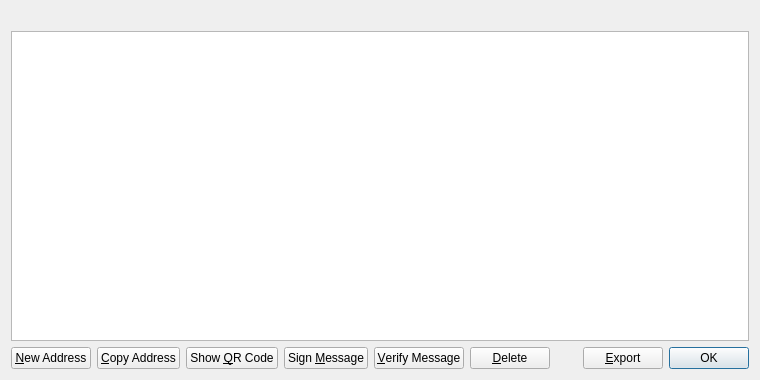
Old version of the form src/qt/forms/addressbookpage.ui in the repository bitspill/ieccoin.
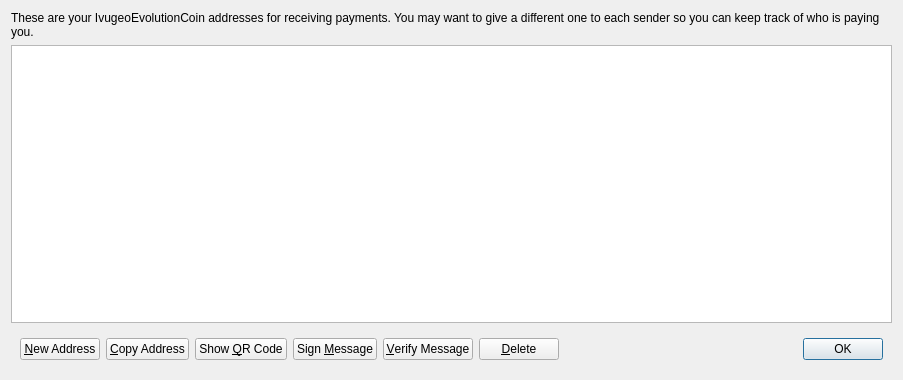
New version of the form. Icons and pictures are not drawn.

```diff
--- a/src/qt/forms/addressbookpage.ui
+++ b/src/qt/forms/addressbookpage.ui
@@ -6,7 +6,7 @@
    <rect>
     <x>0</x>
     <y>0</y>
-    <width>760</width>
+    <width>903</width>
     <height>380</height>
    </rect>
   </property>
@@ -16,6 +16,9 @@
   <layout class="QVBoxLayout" name="verticalLayout">
    <item>
     <widget class="QLabel" name="labelExplanation">
+     <property name="text">
+      <string>These are your IvugeoEvolutionCoin addresses for receiving payments. You may want to give a different one to each sender so you can keep track of who is paying you.</string>
+     </property>
      <property name="textFormat">
       <enum>Qt::PlainText</enum>
      </property>
@@ -53,6 +56,7 @@
     </widget>
    </item>
    <item>
+    <widget class="QWidget" name="buttonBar" native="true">
     <layout class="QHBoxLayout" name="horizontalLayout">
      <item>
       <widget class="QPushButton" name="newAddress">
@@ -148,20 +152,6 @@
        </property>
       </spacer>
      </item>
-     <item>
-      <widget class="QPushButton" name="exportButton">
-       <property name="toolTip">
-        <string>Export the data in the current tab to a file</string>
-       </property>
-       <property name="text">
-        <string>&amp;Export</string>
-       </property>
-       <property name="icon">
-        <iconset resource="../bitcoin.qrc">
-         <normaloff>:/icons/export</normaloff>:/icons/export</iconset>
-       </property>
-      </widget>
-     </item>
      <item>
       <widget class="QDialogButtonBox" name="buttonBox">
        <property name="sizePolicy">
@@ -176,6 +166,7 @@
       </widget>
      </item>
     </layout>
+    </widget>
    </item>
   </layout>
  </widget>
```
Left out of the diff: 34 changed lines with no effect on the pictures. Lines whose indentation alone changed are shown as unchanged.
